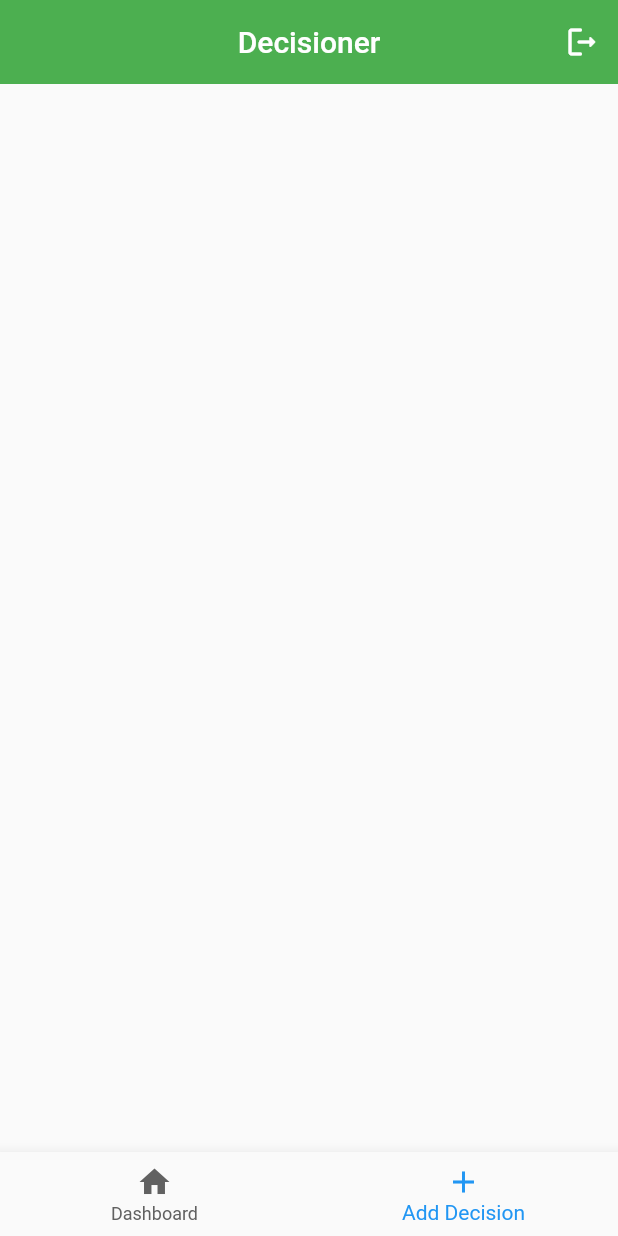
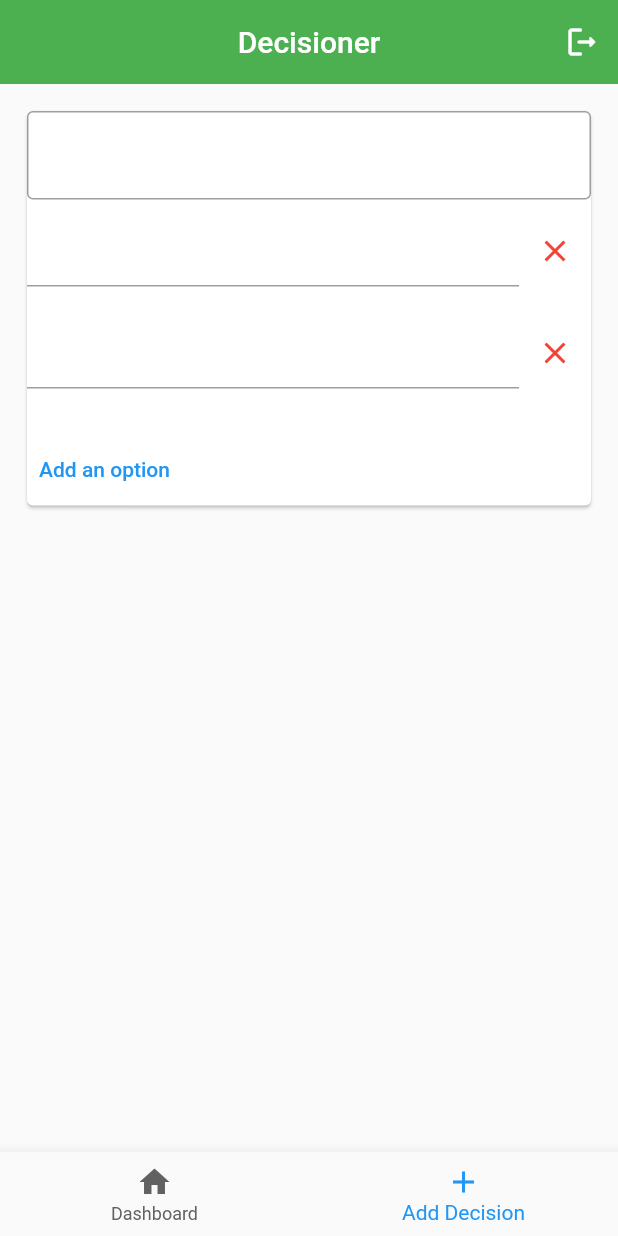
Before and after one commit to nishansr/Decisioner, a Flutter app: the screen it shows once a user with an empty profile is signed in, swiped to page 2, on a phone screen of 412 x 824 dp. Run offline on Flutter 3.47's test engine with Material 2 defaults, Android fonts, the phone set to English and light mode, and no system bars; our stand-ins replace cloud_firestore, firebase_auth, firebase_core; accounts and stored records are empty.

Commit message:
option adding feature added

```diff
--- a/lib/screens/add_decision.dart
+++ b/lib/screens/add_decision.dart
@@ -1,9 +1,17 @@
 import 'package:decisionapp/services/providers/pollProvider.dart';
+import 'package:decisionapp/widgets/widgets.dart';
 import 'package:flutter/material.dart';
 import 'package:provider/provider.dart';
 
-class AddDecision extends StatelessWidget {
+class AddDecision extends StatefulWidget {
   const AddDecision({super.key});
+
+  @override
+  State<AddDecision> createState() => _AddDecisionState();
+}
+
+class _AddDecisionState extends State<AddDecision> {
+  final _formKey = GlobalKey<FormState>();
 
   @override
   Widget build(BuildContext context) {
@@ -11,6 +19,14 @@ class AddDecision extends StatelessWidget {
       body: Consumer<PollsProvider>(
         builder: (context, value, child) => Container(
           padding: EdgeInsets.all(14.0),
+          child: Form(
+            key: _formKey,
+            child: Column(
+              children: [
+                PollsContainer(),
+              ],
+            ),
+          ),
         ),
       ),
     );
--- /dev/null
+++ b/lib/widgets/widgets.dart
@@ -0,0 +1,90 @@
+import 'package:decisionapp/services/providers/pollProvider.dart';
+import 'package:decisionapp/utils/colors.dart';
+import 'package:flutter/material.dart';
+import 'package:provider/provider.dart';
+
+class PollsContainer extends StatelessWidget {
+  const PollsContainer({super.key});
+
+  @override
+  Widget build(BuildContext context) {
+    return Consumer<PollsProvider>(
+      builder: (context, model, child) => Card(
+        child: Container(
+          child: Column(children: [
+            Row(
+              children: [
+                Expanded(
+                  child: TextFormField(
+                    decoration: InputDecoration(border: OutlineInputBorder()),
+                    textCapitalization: TextCapitalization.sentences,
+                    cursorColor: AppColors.primary,
+                    maxLines: 2,
+                    minLines: 1,
+                    validator: (value) {
+                      if (value!.length == 0) {
+                        return 'Enter Title';
+                      } else {
+                        return null;
+                      }
+                    },
+                    onSaved: (value) {
+                      model.addPollTitle(value!);
+                    },
+                  ),
+                )
+              ],
+            ),
+            Column(
+              children: [
+                for (int i = 0; i < model.pollsOptions.length; i++)
+                  Container(
+                      margin: EdgeInsets.symmetric(vertical: 10),
+                      decoration: BoxDecoration(
+                        color: Colors.white,
+                        borderRadius: BorderRadius.circular(10.0),
+                      ),
+                      child: Row(
+                        children: [
+                          Expanded(
+                            child: TextFormField(
+                              validator: (value) {
+                                if (value!.length == 0) {
+                                  return 'enter option';
+                                } else {
+                                  return null;
+                                }
+                              },
+                              onSaved: (value) {
+                                model.pollsOptions[i] = value!;
+                                model.pollsWeights[value] = 0;
+                              },
+                            ),
+                          ),
+                          IconButton(
+                              color: Colors.red,
+                              onPressed: () {
+                                model.removeOption();
+                              },
+                              icon: Icon(Icons.close)),
+                        ],
+                      ))
+              ],
+            ),
+            SizedBox(height: 20.0),
+            Row(
+              mainAxisAlignment: MainAxisAlignment.start,
+              children: [
+                TextButton(
+                    onPressed: () {
+                      model.addPollOptions();
+                    },
+                    child: Text('Add an option')),
+              ],
+            )
+          ]),
+        ),
+      ),
+    );
+  }
+}
```
Also changed, not shown: lib/services/providers/pollProvider.dart (+11 -7 lines).
